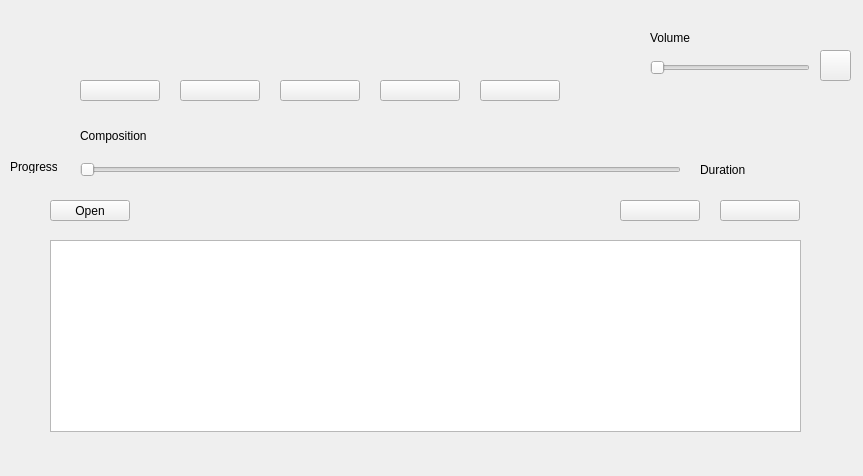
Before: the Qt Designer form widget.ui in eset9696/QtMediaPlayer, drawn with Qt 5.
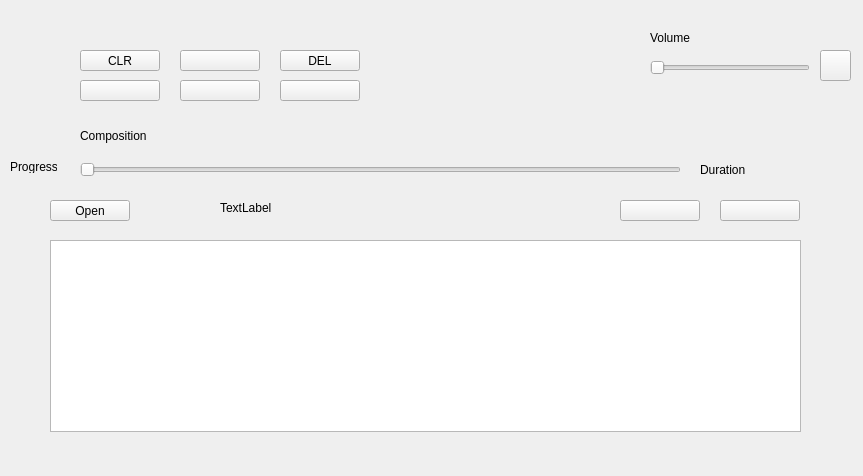
After: the same form once the commit is applied. Icons and pictures are not drawn.

Commit message: cue playlist loaded

```diff
--- a/widget.ui
+++ b/widget.ui
@@ -18,20 +18,7 @@
     <normaloff>:/Ico/Icons/arrow_right_icon_257122.ico</normaloff>
     <normalon>:/Ico/Icons/videoplayerpausebutton_85751.ico</normalon>:/Ico/Icons/arrow_right_icon_257122.ico</iconset>
   </property>
-  <widget class="QPushButton" name="pushButtonPlay">
-   <property name="geometry">
-    <rect>
-     <x>280</x>
-     <y>80</y>
-     <width>80</width>
-     <height>21</height>
-    </rect>
-   </property>
-   <property name="text">
-    <string/>
-   </property>
-  </widget>
-  <widget class="QPushButton" name="pushButtonPause">
+  <widget class="QPushButton" name="pushButtonPlayPause">
    <property name="geometry">
     <rect>
      <x>180</x>
@@ -47,8 +34,8 @@
   <widget class="QPushButton" name="pushButtonStop">
    <property name="geometry">
     <rect>
-     <x>380</x>
-     <y>80</y>
+     <x>180</x>
+     <y>50</y>
      <width>80</width>
      <height>21</height>
     </rect>
@@ -99,7 +86,7 @@
   <widget class="QPushButton" name="pushButtonNext">
    <property name="geometry">
     <rect>
-     <x>480</x>
+     <x>280</x>
      <y>80</y>
      <width>80</width>
      <height>21</height>
@@ -226,6 +213,45 @@
     <string/>
    </property>
   </widget>
+  <widget class="QPushButton" name="pushButtonClearPlaylist">
+   <property name="geometry">
+    <rect>
+     <x>80</x>
+     <y>50</y>
+     <width>80</width>
+     <height>21</height>
+    </rect>
+   </property>
+   <property name="text">
+    <string>CLR</string>
+   </property>
+  </widget>
+  <widget class="QPushButton" name="pushButtonDelete">
+   <property name="geometry">
+    <rect>
+     <x>280</x>
+     <y>50</y>
+     <width>80</width>
+     <height>21</height>
+    </rect>
+   </property>
+   <property name="text">
+    <string>DEL</string>
+   </property>
+  </widget>
+  <widget class="QLabel" name="labelDebug">
+   <property name="geometry">
+    <rect>
+     <x>220</x>
+     <y>200</y>
+     <width>291</width>
+     <height>16</height>
+    </rect>
+   </property>
+   <property name="text">
+    <string>TextLabel</string>
+   </property>
+  </widget>
  </widget>
  <resources>
   <include location="Icons.qrc"/>
```
The commit also changes 4 other files.
